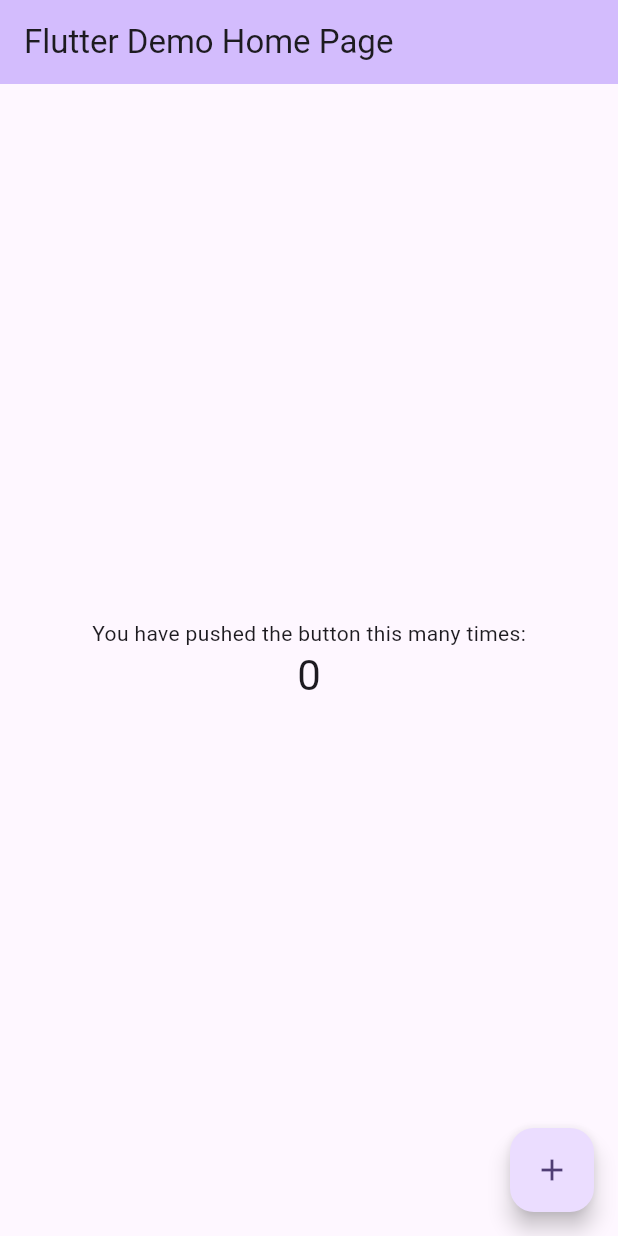
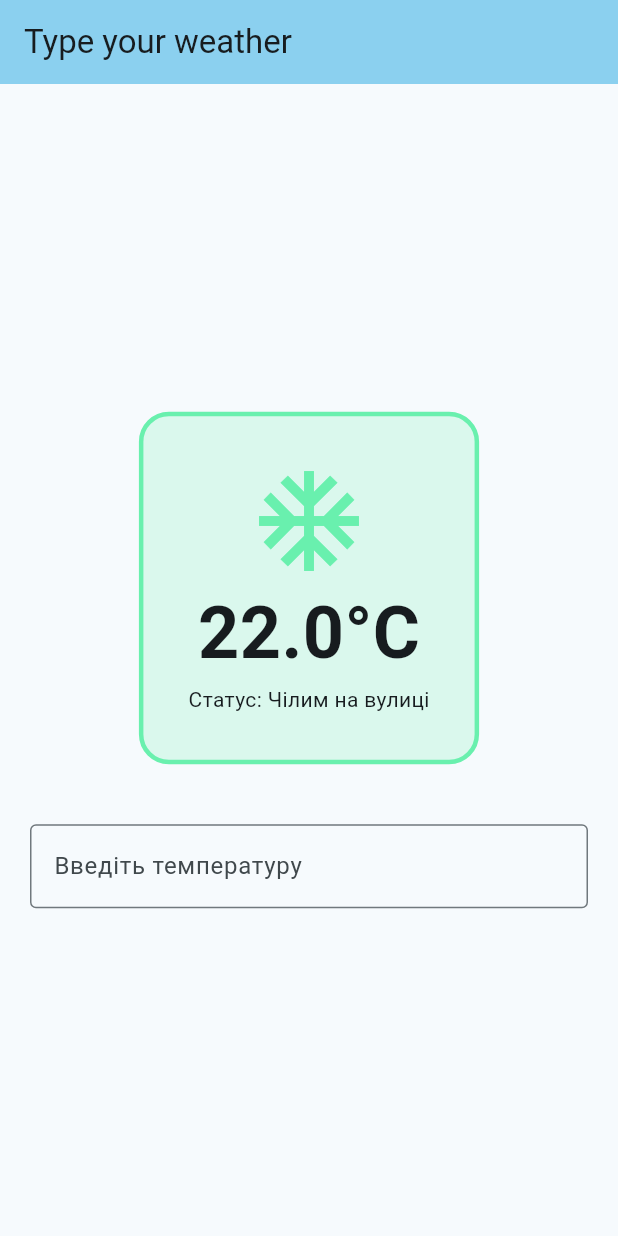
Before and after one commit to Leskiv1/weather_tracking_app, a Flutter app: the screen it shows after launch, on a phone screen of 412 x 824 dp. Run offline on Flutter 3.47's test engine with Material 3 defaults, Android fonts, the phone set to English and light mode, and no system bars.

Commit message:
add lab_1 functionality

```diff
--- a/lib/main.dart
+++ b/lib/main.dart
@@ -1,122 +1,148 @@
 import 'package:flutter/material.dart';
 
 void main() {
-  runApp(const MyApp());
+  runApp(const WeatherStationApp());
 }
 
-class MyApp extends StatelessWidget {
-  const MyApp({super.key});
+class WeatherStationApp extends StatelessWidget {
+  const WeatherStationApp({super.key});
 
-  // This widget is the root of your application.
   @override
   Widget build(BuildContext context) {
     return MaterialApp(
-      title: 'Flutter Demo',
+      title: 'Smart Weather App',
       theme: ThemeData(
-        // This is the theme of your application.
-        //
-        // TRY THIS: Try running your application with "flutter run". You'll see
-        // the application has a purple toolbar. Then, without quitting the app,
-        // try changing the seedColor in the colorScheme below to Colors.green
-        // and then invoke "hot reload" (save your changes or press the "hot
-        // reload" button in a Flutter-supported IDE, or press "r" if you used
-        // the command line to start the app).
-        //
-        // Notice that the counter didn't reset back to zero; the application
-        // state is not lost during the reload. To reset the state, use hot
-        // restart instead.
-        //
-        // This works for code too, not just values: Most code changes can be
-        // tested with just a hot reload.
-        colorScheme: .fromSeed(seedColor: Colors.deepPurple),
+        colorScheme: ColorScheme.fromSeed(seedColor: Colors.blueGrey),
+        useMaterial3: true,
       ),
-      home: const MyHomePage(title: 'Flutter Demo Home Page'),
+      home: const WeatherControlPanel(),
     );
   }
 }
 
-class MyHomePage extends StatefulWidget {
-  const MyHomePage({super.key, required this.title});
-
-  // This widget is the home page of your application. It is stateful, meaning
-  // that it has a State object (defined below) that contains fields that affect
-  // how it looks.
-
-  // This class is the configuration for the state. It holds the values (in this
-  // case the title) provided by the parent (in this case the App widget) and
-  // used by the build method of the State. Fields in a Widget subclass are
-  // always marked "final".
-
-  final String title;
+class WeatherControlPanel extends StatefulWidget {
+  const WeatherControlPanel({super.key});
 
   @override
-  State<MyHomePage> createState() => _MyHomePageState();
+  State<WeatherControlPanel> createState() => _WeatherControlPanelState();
 }
 
-class _MyHomePageState extends State<MyHomePage> {
-  int _counter = 0;
+class _WeatherControlPanelState extends State<WeatherControlPanel> {
+  // Базова температура "датчика"
+  double _baseTemperature = 22.0;
+  // Стан системи
+  String _systemStatus = "Чілим на вулиці";
+  // Текст помилки для поля вводу
+  String? _errorMessage;
 
-  void _incrementCounter() {
+  final TextEditingController _controller = TextEditingController();
+
+  void _processInput(String value) {
     setState(() {
-      // This call to setState tells the Flutter framework that something has
-      // changed in this State, which causes it to rerun the build method below
-      // so that the display can reflect the updated values. If we changed
-      // _counter without calling setState(), then the build method would not be
-      // called again, and so nothing would appear to happen.
-      _counter++;
+      // Скидаємо помилку при новій спробі
+      _errorMessage = null;
+
+      if (value.trim() == "Avada Kedavra") {
+        _baseTemperature = 0.0;
+        _systemStatus = "СИСТЕМУ СКИНУТО (Emergency)";
+        _controller.clear();
+      } else {
+        // Намагаємося конвертувати текст у число
+        final double? inputNumber = double.tryParse(value);
+
+        if (inputNumber != null) {
+          // Додаємо введене число до поточної температури
+          _baseTemperature += inputNumber;
+
+          // Обмежуємо температуру в межах від -50 до 50
+          _baseTemperature = _baseTemperature.clamp(-50.0, 50.0);
+
+          // Оновлюємо статус
+          if (_baseTemperature == 50) {
+            _systemStatus = "Більше не може бути! Якщо більше, то ядерна війна і нам всім капут!!!";
+          } else if (_baseTemperature == -50) {
+            _systemStatus = "Менше нема куда! Якщо менше, то передай привіт Сіду з Льoдовикового періоду!!!";
+          } else if (_baseTemperature >= 30) {
+            // Від 30 до 49.9
+            _systemStatus = "Потрібно холодного пивка";
+          } else if (_baseTemperature >= 10) {
+            // Від 10 до 29.9
+            _systemStatus = "Чілим на вулиці";
+          } else if (_baseTemperature > -10) {
+            // Від -14.9 до 9.9
+            _systemStatus = "Чілим вдома";
+          } else if (_baseTemperature > -50) {
+            // Від -49.9 до -15
+            _systemStatus = "Потрібно гарячого глінтвейну!";
+          }
+
+          _controller.clear(); // Очищаємо поле після успішного вводу
+        } else if (value.trim().isNotEmpty) {
+          // Якщо це не число і не порожній рядок (і не Avada Kedavra)
+          _errorMessage = "Будь ласка, введіть цифри";
+        }
+      }
     });
+  }
+
+  Color _getWeatherColor() {
+    if (_baseTemperature > 30) return Colors.orangeAccent;
+    if (_baseTemperature < 0) return Colors.blue; // Додав синій для мінуса
+    if (_baseTemperature < 10) return Colors.lightBlueAccent;
+    return Colors.greenAccent;
   }
 
   @override
   Widget build(BuildContext context) {
-    // This method is rerun every time setState is called, for instance as done
-    // by the _incrementCounter method above.
-    //
-    // The Flutter framework has been optimized to make rerunning build methods
-    // fast, so that you can just rebuild anything that needs updating rather
-    // than having to individually change instances of widgets.
     return Scaffold(
       appBar: AppBar(
-        // TRY THIS: Try changing the color here to a specific color (to
-        // Colors.amber, perhaps?) and trigger a hot reload to see the AppBar
-        // change color while the other colors stay the same.
+        title: const Text('Type your weather'),
         backgroundColor: Theme.of(context).colorScheme.inversePrimary,
-        // Here we take the value from the MyHomePage object that was created by
-        // the App.build method, and use it to set our appbar title.
-        title: Text(widget.title),
       ),
-      body: Center(
-        // Center is a layout widget. It takes a single child and positions it
-        // in the middle of the parent.
+      body: Padding(
+        padding: const EdgeInsets.all(20.0),
         child: Column(
-          // Column is also a layout widget. It takes a list of children and
-          // arranges them vertically. By default, it sizes itself to fit its
-          // children horizontally, and tries to be as tall as its parent.
-          //
-          // Column has various properties to control how it sizes itself and
-          // how it positions its children. Here we use mainAxisAlignment to
-          // center the children vertically; the main axis here is the vertical
-          // axis because Columns are vertical (the cross axis would be
-          // horizontal).
-          //
-          // TRY THIS: Invoke "debug painting" (choose the "Toggle Debug Paint"
-          // action in the IDE, or press "p" in the console), to see the
-          // wireframe for each widget.
-          mainAxisAlignment: .center,
+          mainAxisAlignment: MainAxisAlignment.center,
           children: [
-            const Text('You have pushed the button this many times:'),
-            Text(
-              '$_counter',
-              style: Theme.of(context).textTheme.headlineMedium,
+            // "Віджет датчика"
+            Container(
+              padding: const EdgeInsets.all(30),
+              decoration: BoxDecoration(
+                color: _getWeatherColor().withOpacity(0.2),
+                borderRadius: BorderRadius.circular(20),
+                border: Border.all(color: _getWeatherColor(), width: 3),
+              ),
+              child: Column(
+                children: [
+                  Icon(
+                    _baseTemperature > 25 ? Icons.wb_sunny : Icons.ac_unit,
+                    size: 80,
+                    color: _getWeatherColor(),
+                  ),
+                  Text(
+                    '${_baseTemperature.toStringAsFixed(1)}°C',
+                    style: const TextStyle(fontSize: 48, fontWeight: FontWeight.bold),
+                  ),
+                  Text('Статус: $_systemStatus'),
+                ],
+              ),
+            ),
+            const SizedBox(height: 40),
+
+            // Поле вводу
+            TextField(
+              controller: _controller,
+              decoration: InputDecoration( // Прибрали const, бо errorText змінюється
+                border: const OutlineInputBorder(),
+                labelText: 'Введіть температуру',
+                hintText: 'Наприклад: 10 або Avada Kedavra',
+                errorText: _errorMessage, // Відображення помилки
+              ),
+              onSubmitted: _processInput, // Спрацьовує при натисканні Enter на клавіатурі
             ),
           ],
         ),
       ),
-      floatingActionButton: FloatingActionButton(
-        onPressed: _incrementCounter,
-        tooltip: 'Increment',
-        child: const Icon(Icons.add),
-      ),
     );
   }
 }
```
Also changed, not shown: .github/workflows/validation.yaml (added), 2 other files.
